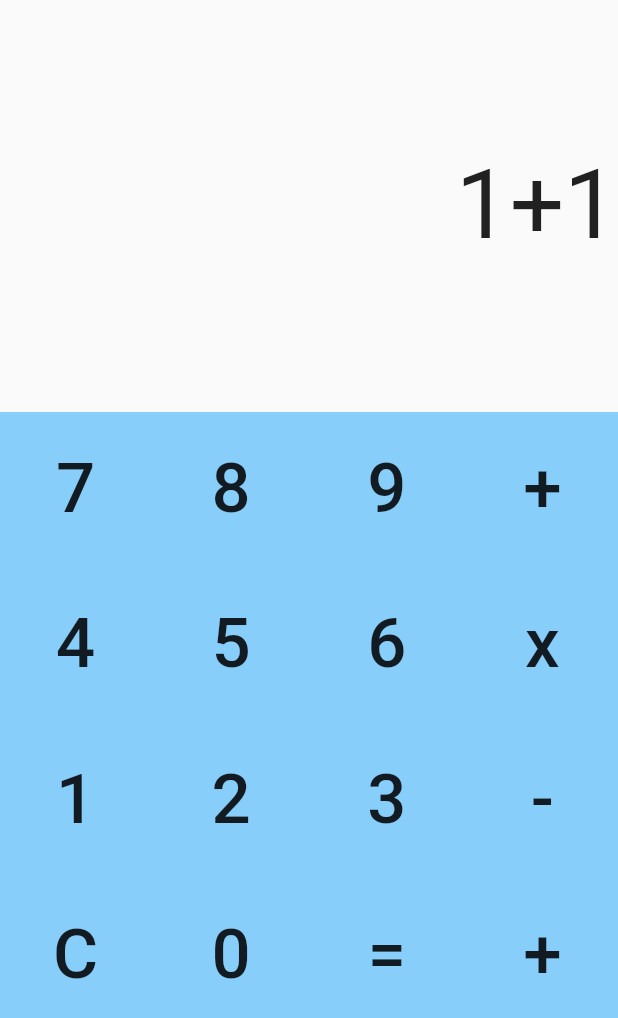
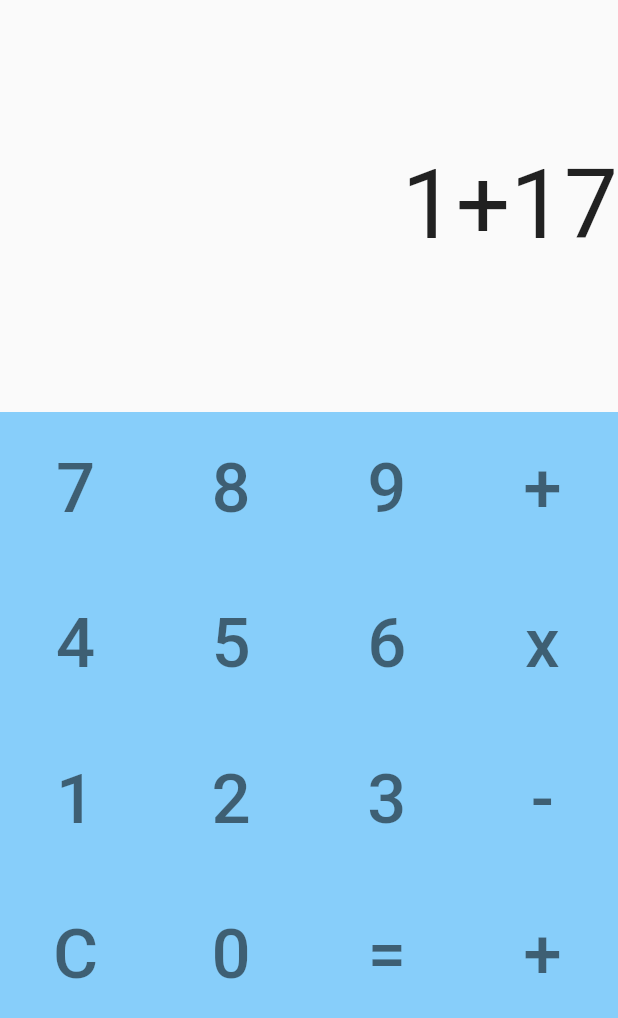
Before and after one commit to RyuNyan-Taro/simple_calculator, a Flutter app: the screen it shows after launch, after a tap on an icon or button, on a phone screen of 412 x 824 dp. Shown: the top 1018 px of the screen. Run offline on Flutter 3.47's test engine with Material 2 defaults, Android fonts, the phone set to English and light mode, and no system bars.

Commit message:
add button action

```diff
--- a/lib/main.dart
+++ b/lib/main.dart
@@ -1,4 +1,6 @@
 import 'package:flutter/material.dart';
+import 'dart:async';
+
 
 void main() => runApp(MyApp());
 
@@ -23,8 +25,18 @@ class TextField extends StatefulWidget {
   _TextFieldState createState() => _TextFieldState();
 }
 
+
 class _TextFieldState extends State<TextField> {
   String _expression = '1+1';
+
+  void _UpdateText(String letter) {
+    setState(() {
+      if(letter == '=' || letter == 'C')
+        _expression = '';
+      else
+        _expression += letter;
+    });
+  }
 
   @override
   Widget build(BuildContext context) {
@@ -43,6 +55,12 @@ class _TextFieldState extends State<TextField> {
       ),
     );
     //any
+  }
+
+  static final controller = StreamController<String>();
+  @override
+  void initState() {
+    controller.stream.listen((event) => _UpdateText(event));
   }
 }
 
@@ -83,14 +101,20 @@ class Button extends StatelessWidget {
   @override
   Widget build(BuildContext context) {
     return Container(
+      // ignore: deprecated_member_use
       child: FlatButton(
-        onPressed: () {  },
         child: Center(
           child: Text(
             _key,
-            style: TextStyle(fontSize: 46.0),
+            style: TextStyle(
+                fontSize: 46.0,
+                color: Colors.black54,
+            ),
           ),
         ),
+        onPressed: (){
+          _TextFieldState.controller.sink.add(_key);
+        },
       ),
     );
   }
```
